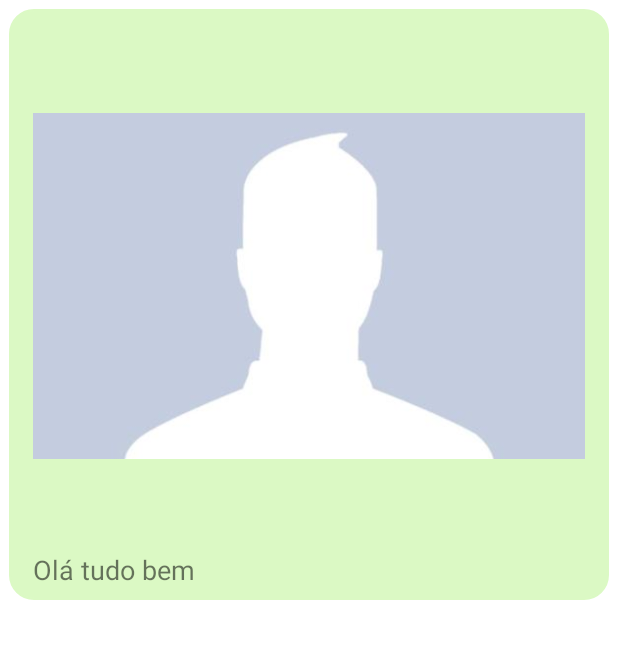
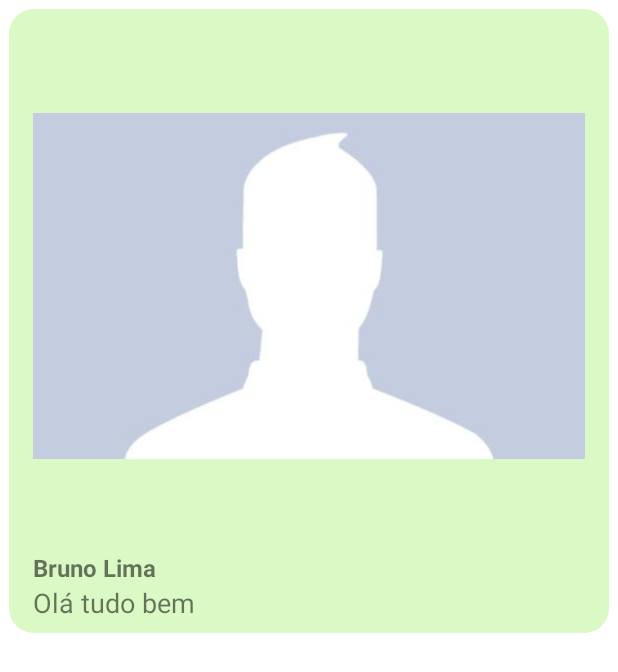
Before and after one commit to BLimaM4I/whatsappclone, an Android app: the layout adapter_message_sender.xml on its own in the app's theme, with its tools: preview values and no code run, on a phone screen of 412 x 824 dp. Shown: the top 672 px of the screen. Run offline under Robolectric (Android 15) with nearby library versions, the phone set to English and light mode, and no system bars.

```diff
--- a/app/src/main/java/com/m4i/manutencao/whatsappclone/activity/ChatActivity.java
+++ b/app/src/main/java/com/m4i/manutencao/whatsappclone/activity/ChatActivity.java
@@ -238,6 +238,7 @@ public class ChatActivity extends AppCompatActivity {
         if (!messageTxt.isEmpty()) {
 
             if (userRecipient != null) {
+
                 Message msg = new Message();
                 msg.setIdUser(idUserSender);
                 msg.setMessage(messageTxt);
@@ -253,6 +254,7 @@ public class ChatActivity extends AppCompatActivity {
 
                 //save conversation in receiver
                 saveConversation(idUserRecipient, idUserSender, userSender, msg, false);
+
             } else {
 
                 for (User member : group.getMembers()) {
@@ -263,7 +265,7 @@ public class ChatActivity extends AppCompatActivity {
                     Message message = new Message();
                     message.setIdUser(idUserLoggedGroup);
                     message.setMessage(messageTxt);
-                    message.setIdUser(userSender.getName());
+                    message.setName(member.getName());
 
                     //Save message to member
                     saveMessage(idGroupSender, idUserRecipient, message);
@@ -295,7 +297,9 @@ public class ChatActivity extends AppCompatActivity {
             conversationSender.setUserLastMessage(userToShow);
             conversationSender.setIsGroup("false");
         }
+
         conversationSender.save();
+
     }
 
     private void saveMessage(String idSender, String idRecipient, Message msg) {
--- a/app/src/main/res/layout/adapter_message_sender.xml
+++ b/app/src/main/res/layout/adapter_message_sender.xml
@@ -17,14 +17,22 @@
                 android:id="@+id/adapter_messages_ivPhoto"
                 android:layout_width="wrap_content"
                 android:layout_height="wrap_content"
-            app:srcCompat="@drawable/standard_photo_24" />
+                app:srcCompat="@drawable/standard_photo_24"/>
+
+        <TextView
+                android:text="Bruno Lima"
+                android:layout_width="match_parent"
+                android:layout_height="wrap_content"
+                android:id="@+id/adapter_messages_tvNameToShow"
+                android:textStyle="bold"
+                android:textSize="16sp"/>
 
         <TextView
                 android:id="@+id/adapter_messages_tvMessageTxt"
                 android:layout_width="match_parent"
                 android:layout_height="wrap_content"
                 android:text="Olá tudo bem"
-            android:textSize="18sp" />
+                android:textSize="18sp"/>
 
     </LinearLayout>
 
```
Also changed, not shown: app/src/main/java/com/m4i/manutencao/whatsappclone/adapter/MessagesAdapter.java (+22 -0 lines), app/src/main/java/com/m4i/manutencao/whatsappclone/model/Message.java (+10 -0 lines), app/src/main/res/layout/adapter_message_receiver.xml (+9 -2 lines). Lines whose indentation alone changed are shown as unchanged.
